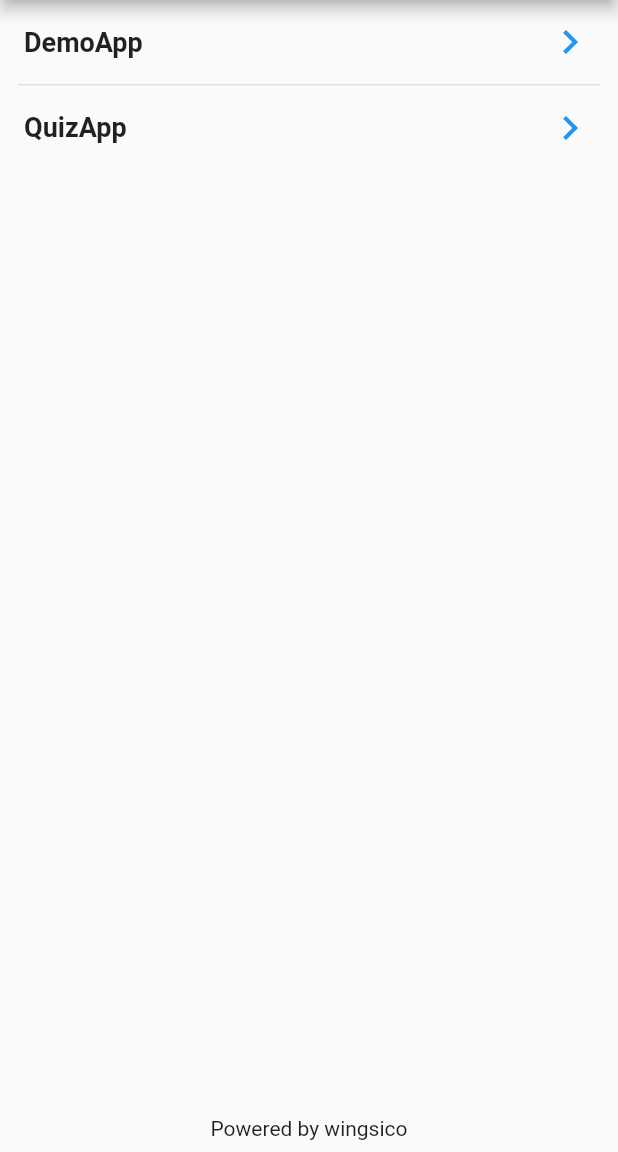
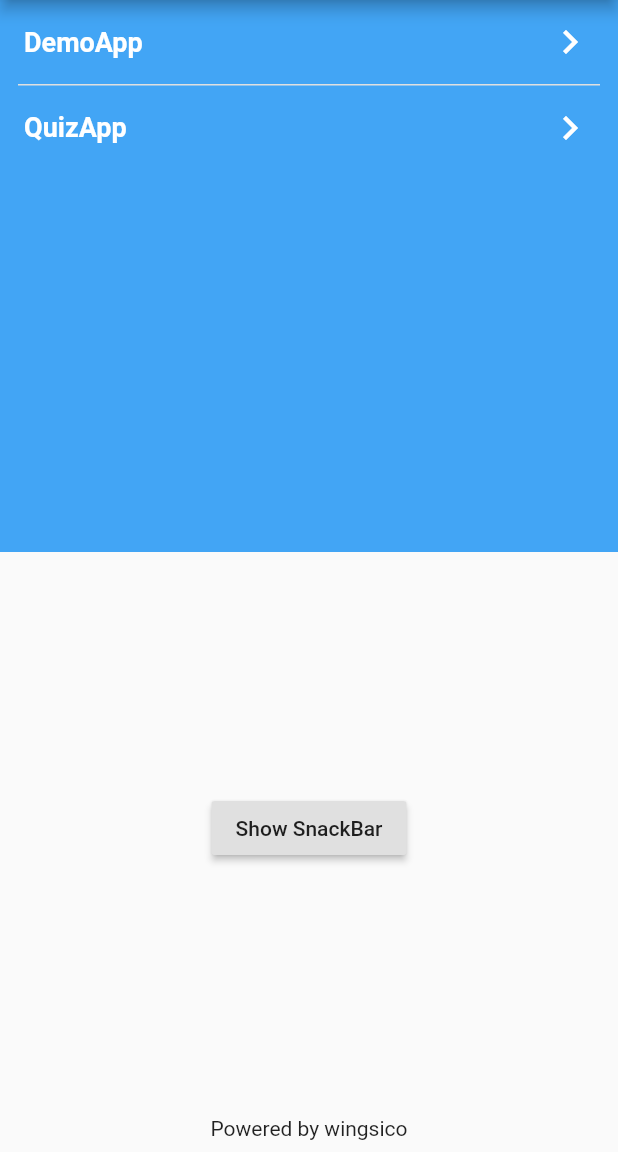
Before and after one commit to wingsico/Apps, a Flutter app: the screen it shows after launch, on a phone screen of 412 x 824 dp, the part 84-1236 px from its top. Run offline on Flutter 3.47's test engine with Material 2 defaults, Android fonts, the phone set to English and light mode, and no system bars; our stand-ins replace html_unescape.

Commit message:
feat: 命名路由参数使用

```diff
--- a/lib/apps/demo/screens/container.dart
+++ b/lib/apps/demo/screens/container.dart
@@ -1,6 +1,9 @@
 import 'package:flutter/material.dart';
 
 class ContainerDemo extends StatelessWidget {
+  final String text;
+  const ContainerDemo({this.text});
+
   @override
   Widget build(BuildContext context) {
     return Scaffold(
@@ -11,7 +14,7 @@ class ContainerDemo extends StatelessWidget {
           height: 300,
           padding: EdgeInsets.all(10.0),
           decoration: BoxDecoration(color: Colors.black12),
-          child: Text('Hello', style: TextStyle(color: Colors.white)),
+          child: Text('$text', style: TextStyle(color: Colors.white)),
         ),
       ),
     );
--- a/lib/apps/demo/screens/widgets.dart
+++ b/lib/apps/demo/screens/widgets.dart
@@ -27,8 +27,9 @@ class WidgetsList extends StatelessWidget {
           return ListTile(
             title: Text(widgetsEntity[index].key),
             onTap: () => {
-              Navigator.of(context)
-                  .pushNamed('$prefix${widgetsEntity[index].value}')
+              Navigator.of(context).pushNamed(
+                  '$prefix${widgetsEntity[index].value}',
+                  arguments: widgetsEntity[index].key)
             },
           );
         });
--- a/lib/main.dart
+++ b/lib/main.dart
@@ -11,25 +11,36 @@ class MainApp extends StatelessWidget {
   @override
   Widget build(BuildContext context) {
     return MaterialApp(
-        home: MainPage(),
+      initialRoute: '/',
       debugShowCheckedModeBanner: false,
       theme: ThemeData(primaryColor: Colors.white),
       routes: {
+        '/': (context) => MainPage(),
         '/demo_app': (BuildContext context) => DemoScreen(),
         '/demo_app/widgets': (BuildContext context) => Widgets(),
         '/demo_app/widgets/container': (BuildContext context) =>
-              ContainerDemo(),
+            ContainerDemo(text: ModalRoute.of(context).settings.arguments),
         '/quiz_app': (BuildContext context) => QuizApp(),
-        });
+      },
+    );
   }
 }
 
 class MainPage extends StatelessWidget {
+  final GlobalKey<ScaffoldState> _scaffoldState = GlobalKey<ScaffoldState>();
+
   @override
   Widget build(BuildContext context) {
     return Scaffold(
+      key: _scaffoldState,
       appBar: AppBar(title: Text('Apps')),
-      body: AppList(),
+      body: AppList(onTap: () {
+        _scaffoldState.currentState.showSnackBar(
+          SnackBar(
+            content: Text('This is the SnackBar'),
+          ),
+        );
+      }),
       bottomNavigationBar: SafeArea(
         child: Row(
           mainAxisAlignment: MainAxisAlignment.center,
@@ -37,7 +48,7 @@ class MainPage extends StatelessWidget {
             Padding(
               padding: const EdgeInsets.all(8.0),
               child: Text('Powered by wingsico'),
-            )
+            ),
           ],
         ),
       ),
@@ -51,23 +62,58 @@ class AppList extends StatelessWidget {
     "QuizApp": '/quiz_app',
   };
 
+  final Function onTap;
+
+  AppList({Key key, this.onTap}) : super(key: key);
+
   @override
   Widget build(BuildContext context) {
     var appNames = apps.keys.toList();
-    return ListView.separated(
+    return Container(
+      child: Column(
+        mainAxisAlignment: MainAxisAlignment.start,
+        crossAxisAlignment: CrossAxisAlignment.center,
+        children: [
+          Expanded(
+            child: Container(
+              decoration: BoxDecoration(
+                color: Colors.blue[400],
+              ),
+              child: ListView.separated(
                 separatorBuilder: (context, index) => Padding(
                   padding: const EdgeInsets.only(left: 12.0, right: 12.0),
                   child: Container(height: 1, color: Colors.grey[300]),
                 ),
                 itemCount: appNames.length,
                 itemBuilder: (context, index) => ListTile(
-        title: Text(appNames[index],
-            style: TextStyle(fontWeight: FontWeight.bold, fontSize: 18.0)),
-        trailing: Icon(Icons.chevron_right, size: 32.0, color: Colors.blue),
+                  title: Text(
+                    appNames[index],
+                    style: TextStyle(
+                        fontWeight: FontWeight.bold,
+                        fontSize: 18.0,
+                        color: Colors.white),
+                  ),
+                  trailing: Icon(Icons.chevron_right,
+                      size: 32.0, color: Colors.white),
                   onTap: () {
                     Navigator.of(context).pushNamed(apps[appNames[index]]);
                   },
                 ),
+              ),
+            ),
+          ),
+          Expanded(
+            child: Center(
+              child: RaisedButton(
+                child: Text('Show SnackBar'),
+                onPressed: () {
+                  onTap();
+                },
+              ),
+            ),
+          )
+        ],
+      ),
     );
   }
 }
```
Lines whose indentation alone changed are shown as unchanged.
